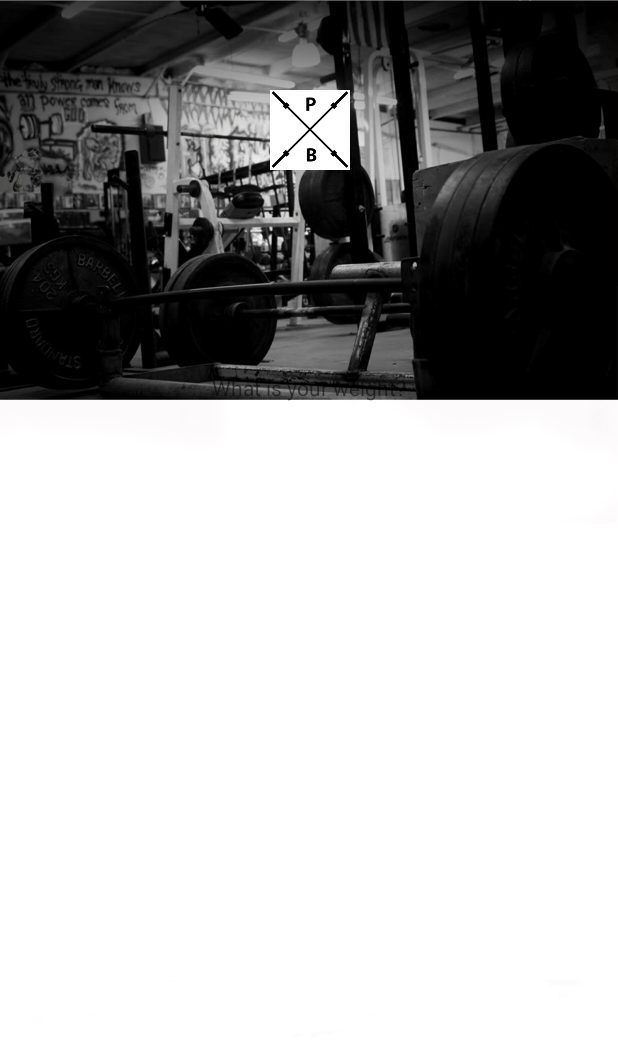
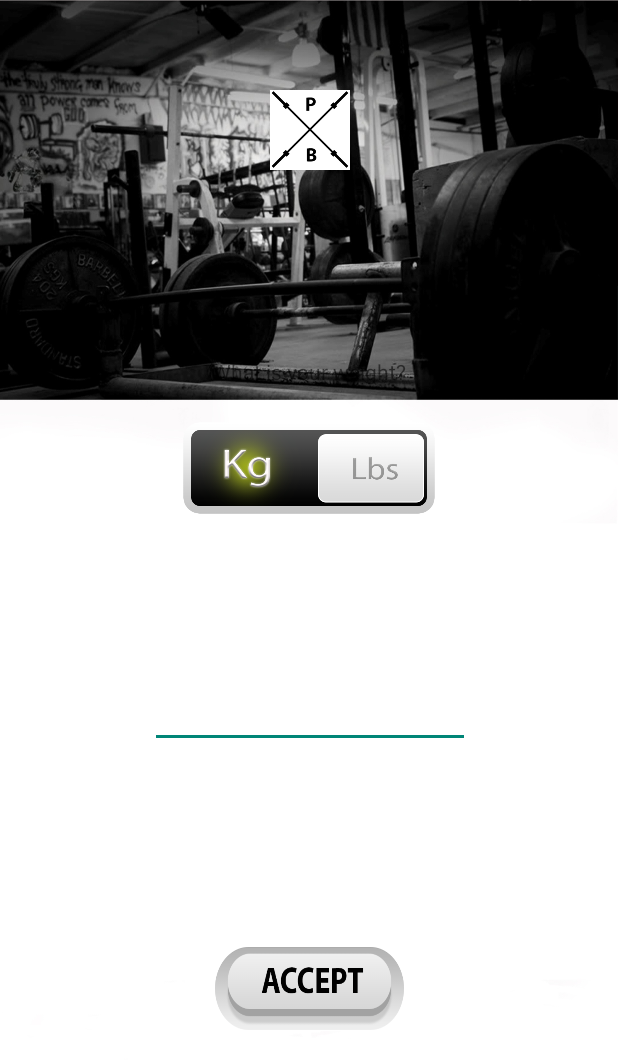
Before and after one commit to C19H28O2/powerbuild, an Android app: the QuestionTwo screen opened directly, with no data from a screen before it, on a phone screen of 412 x 824 dp. Shown: the top 1064 px of the screen. Run offline under Robolectric (Android 15) with nearby library versions, the phone set to English and light mode, and no system bars.

Commit message:
Mejora botones
Corregir errores + continuar con formulario

```diff
--- a/PowerBuilding/app/src/main/java/com/example/humbert/powerbuilding/QuestionTwo.java
+++ b/PowerBuilding/app/src/main/java/com/example/humbert/powerbuilding/QuestionTwo.java
@@ -2,17 +2,35 @@ package com.example.humbert.powerbuilding;
 
 import android.support.v7.app.AppCompatActivity;
 import android.os.Bundle;
+import android.view.View;
+import android.widget.Button;
+import android.widget.EditText;
 import android.widget.ToggleButton;
 
 public class QuestionTwo extends AppCompatActivity {
-    ToggleButton kg,lb;
+    ToggleButton weight;
+    EditText weight_number;
+    Button accept;
+    Boolean ToggleButtonState;
+
+
     @Override
     protected void onCreate(Bundle savedInstanceState) {
         super.onCreate(savedInstanceState);
         setContentView(R.layout.activity_question_two);
-       /* kg= (ToggleButton) findViewById(R.id.tbtn_kg);
-         lb=(ToggleButton) findViewById(R.id.tbtn_lb);
-        Boolean ToggleButtonState= kg.isChecked();
-        Boolean ToggleButtonState = lb.isChecked(); */
+
+        EditText weight_number = (EditText) findViewById(R.id.text_weight);
+        Button accept = (Button) findViewById(R.id.btn_accept);
     }
-}
+
+    //Arreglar que cuando este clicado Kg aparezca hint de Kg y viceversa con Lbs
+        public void onClick(View view){
+        weight = (ToggleButton) findViewById(R.id.tbtn_weight);
+        if(weight.isChecked()){
+            weight_number.setHint("Kg");
+        }
+        else{
+            weight_number.setHint("Lbs");
+        }
+        }
+    }
--- /dev/null
+++ b/PowerBuilding/app/src/main/res/drawable/custom_button_accept.xml
@@ -0,0 +1,8 @@
+<?xml version="1.0" encoding="utf-8"?>
+<selector xmlns:android="http://schemas.android.com/apk/res/android">
+    <item android:drawable="@drawable/accept_pressed"
+        android:state_pressed="true" />
+    <item android:drawable="@drawable/accept_unpressed"
+        android:state_focused="true" />
+    <item android:drawable="@drawable/accept_unpressed2" />
+</selector>
--- /dev/null
+++ b/PowerBuilding/app/src/main/res/drawable/toggle_switch.xml
@@ -0,0 +1,6 @@
+<?xml version="1.0" encoding="utf-8"?>
+<selector xmlns:android="http://schemas.android.com/apk/res/android">
+    <item android:drawable="@drawable/kg_on" android:state_checked="true"/>
+    <item android:drawable="@drawable/lb_on" android:state_checked="false"/>
+
+</selector>
--- a/PowerBuilding/app/src/main/res/layout/activity_question_two.xml
+++ b/PowerBuilding/app/src/main/res/layout/activity_question_two.xml
@@ -20,7 +20,7 @@
         app:layout_constraintLeft_toLeftOf="parent"
         app:layout_constraintRight_toRightOf="parent"
         app:layout_constraintTop_toTopOf="parent"
-        app:layout_constraintVertical_bias="0.019" />
+        app:layout_constraintVertical_bias="0.0" />
 
     <ImageView
         android:id="@+id/icon"
@@ -38,5 +38,57 @@
         app:layout_constraintVertical_bias="0.068"
         app:srcCompat="@mipmap/icono2" />
 
+    <ToggleButton
+        android:id="@+id/tbtn_weight"
+        android:layout_width="168dp"
+        android:layout_height="61dp"
+        android:layout_marginBottom="8dp"
+        android:layout_marginLeft="8dp"
+        android:layout_marginRight="8dp"
+        android:layout_marginTop="24dp"
+        android:background="@drawable/toggle_switch"
+        android:checked="true"
+        android:text=""
+        android:textOff=""
+        android:textOn=""
+        app:layout_constraintBottom_toBottomOf="parent"
+        app:layout_constraintLeft_toLeftOf="parent"
+        app:layout_constraintRight_toRightOf="parent"
+        app:layout_constraintTop_toBottomOf="@+id/textView2"
+        app:layout_constraintVertical_bias="0.0" />
+
+    <EditText
+        android:id="@+id/text_weight"
+        android:layout_width="wrap_content"
+        android:layout_height="wrap_content"
+        android:layout_marginBottom="8dp"
+        android:layout_marginLeft="8dp"
+        android:layout_marginRight="8dp"
+        android:layout_marginTop="8dp"
+        android:ems="10"
+        android:inputType="numberDecimal"
+        app:layout_constraintBottom_toBottomOf="parent"
+        app:layout_constraintHorizontal_bias="0.503"
+        app:layout_constraintLeft_toLeftOf="parent"
+        app:layout_constraintRight_toRightOf="parent"
+        app:layout_constraintTop_toBottomOf="@+id/tbtn_weight"
+        app:layout_constraintVertical_bias="0.244" />
+
+    <Button
+        android:id="@+id/btn_accept"
+        android:layout_width="126dp"
+        android:layout_height="56dp"
+        android:layout_marginBottom="8dp"
+        android:layout_marginLeft="8dp"
+        android:layout_marginRight="8dp"
+        android:layout_marginTop="8dp"
+        android:text=""
+        android:background="@drawable/custom_button_accept"
+        app:layout_constraintBottom_toBottomOf="parent"
+        app:layout_constraintLeft_toLeftOf="parent"
+        app:layout_constraintRight_toRightOf="parent"
+        app:layout_constraintTop_toBottomOf="@+id/text_weight"
+        app:layout_constraintVertical_bias="0.492" />
+
 
 </android.support.constraint.ConstraintLayout>
--- a/PowerBuilding/app/src/main/res/layout/activity_welcome.xml
+++ b/PowerBuilding/app/src/main/res/layout/activity_welcome.xml
@@ -50,7 +50,7 @@
         app:layout_constraintRight_toRightOf="parent"
         app:layout_constraintTop_toBottomOf="@+id/welcome"
         app:layout_constraintVertical_bias="0.453"
-        app:srcCompat="@mipmap/icono2"
+        app:srcCompat="@mipmap/icono3"
         tools:layout_editor_absoluteX="88dp"
         tools:layout_editor_absoluteY="71dp" />
 
```
Also changed, not shown: PowerBuilding/app/src/main/res/drawable/accept_pressed.png (added), PowerBuilding/app/src/main/res/drawable/accept_unpressed.png (added), PowerBuilding/app/src/main/res/drawable/accept_unpressed2.png (added), PowerBuilding/app/src/main/res/drawable/female_pressed.png, PowerBuilding/app/src/main/res/drawable/female_unpressed.png, PowerBuilding/app/src/main/res/drawable/female_unpressed2.png, PowerBuilding/app/src/main/res/drawable/kg_on.png (added), PowerBuilding/app/src/main/res/drawable/lb_on.png (added), PowerBuilding/app/src/main/res/drawable/male_pressed.png, PowerBuilding/app/src/main/res/drawable/male_unpressed.png, PowerBuilding/app/src/main/res/drawable/male_unpressed2.png, PowerBuilding/app/src/main/res/drawable/welcome_pressed.png, PowerBuilding/app/src/main/res/drawable/welcome_unpressed.png, PowerBuilding/app/src/main/res/drawable/welcome_unpressed2.png, 1 more files.
